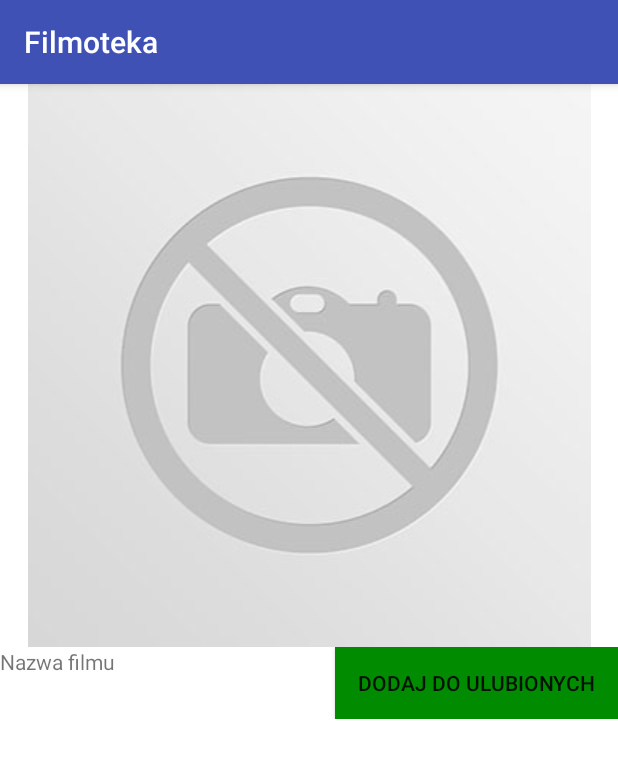
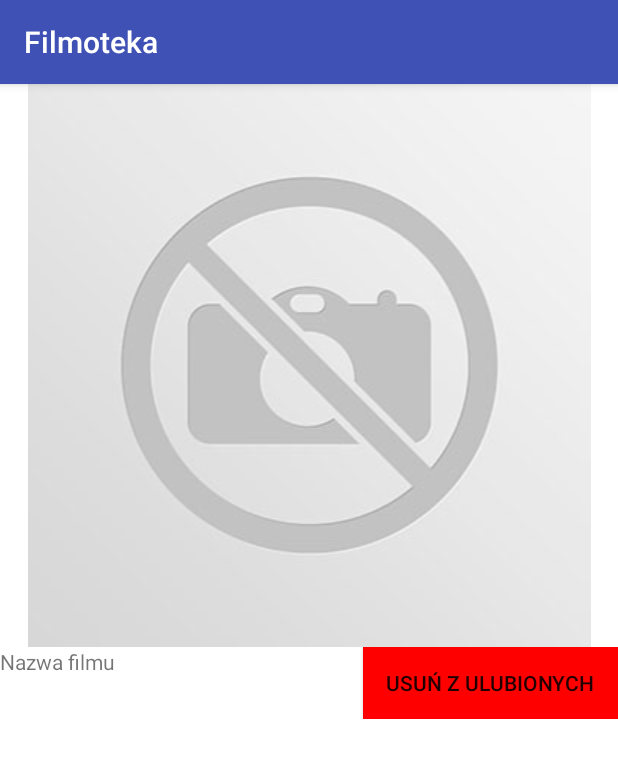
Before and after one commit to norles/Filmoteka, an Android app: the MovieDetailActivity screen opened directly, with no data from a screen before it, after a tap on "DODAJ DO ULUBIONYCH", on a phone screen of 412 x 824 dp. Shown: the top 758 px of the screen. Run offline under Robolectric (Android 15) with nearby library versions, the phone set to English and light mode, and no system bars; pictures from the network do not load.

Commit message:
Button change color if it is in favourites

```diff
--- a/app/src/main/java/filmoteka/norles/github/com/filmoteka/MovieDetailActivity.java
+++ b/app/src/main/java/filmoteka/norles/github/com/filmoteka/MovieDetailActivity.java
@@ -1,6 +1,7 @@
 package filmoteka.norles.github.com.filmoteka;
 
 import android.content.res.Configuration;
+import android.graphics.Color;
 import android.os.Bundle;
 import android.support.v4.widget.SwipeRefreshLayout;
 import android.support.v7.app.AppCompatActivity;
@@ -25,6 +26,7 @@ import retrofit2.Response;
 
 import java.util.ArrayList;
 import java.util.List;
+import java.util.Set;
 
 public class MovieDetailActivity extends AppCompatActivity {
 
@@ -52,13 +54,31 @@ public class MovieDetailActivity extends AppCompatActivity {
 
         loadJSON();
 
+        initFavButton();
+    }
+
+    private void initFavButton() {
         favButton.setOnClickListener(new View.OnClickListener() {
             @Override
             public void onClick(View view) {
                 Settings.getInstance().addFavourite(id);
 //                Settings.getInstance().saveFavourites();
+                changeFavBtnColor();
             }
         });
+
+        changeFavBtnColor();
+    }
+
+    private void changeFavBtnColor() {
+        List<Integer> favourites = Settings.getInstance().getFavourites();
+        if (favourites.contains(id)){
+            favButton.setBackgroundColor(Color.RED);
+            favButton.setText(R.string.remove_from_fav);
+        } else {
+            favButton.setBackgroundColor(Color.GREEN);
+            favButton.setText(R.string.add_to_fav);
+        }
     }
 
     void loadJSON(){
```
